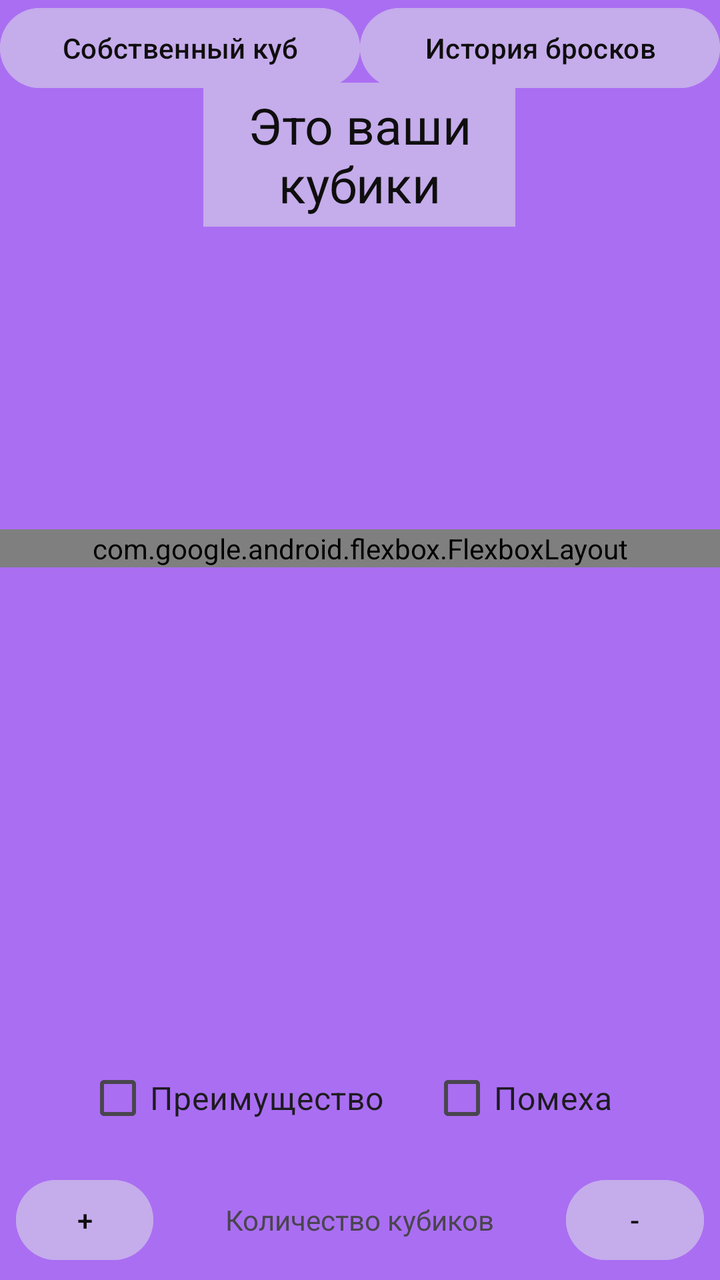
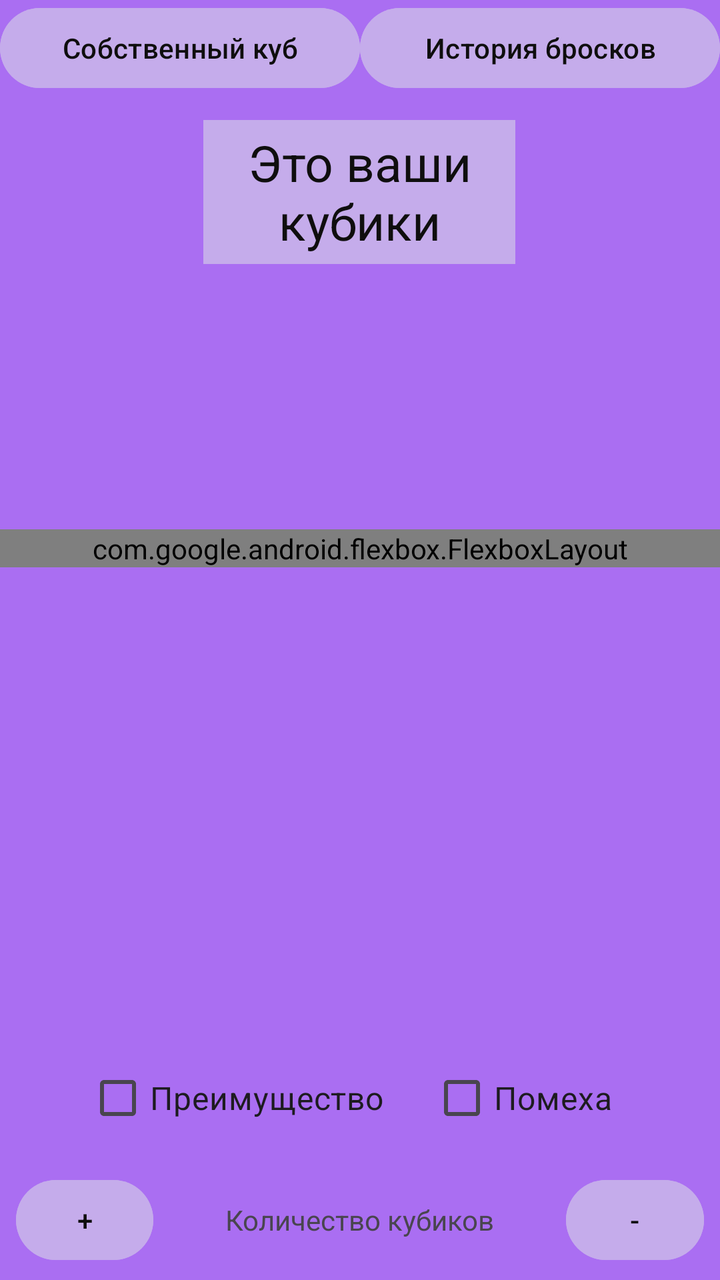

Two renders of the same Android screen: before a commit and after it. Below are the layout's source before the change and the commit's diff.
<!-- AndroidManifest.xml: application theme Theme.DicePool -->
<!-- res/layout/activity_main.xml -->
<?xml version="1.0" encoding="utf-8"?>
<androidx.constraintlayout.widget.ConstraintLayout xmlns:android="http://schemas.android.com/apk/res/android"
    xmlns:app="http://schemas.android.com/apk/res-auto"
    xmlns:tools="http://schemas.android.com/tools"
    android:id="@+id/main"
    android:layout_width="match_parent"
    android:layout_height="match_parent"
    android:background="#D8611616"
    android:backgroundTint="#9B56F0"
    tools:context=".MainActivity">

    <TextView
        android:id="@+id/textView"
        android:layout_width="156dp"
        android:layout_height="72dp"
        android:background="#C5ACEB"
        android:gravity="center"
        android:text="Это ваши кубики"
        android:textColor="#0F0E0E"
        android:textColorHighlight="#662DEB"
        android:textColorHint="#662DEB"
        android:textColorLink="#662DEB"
        android:textSize="25dp"
        app:layout_constraintBottom_toBottomOf="parent"
        app:layout_constraintEnd_toEndOf="parent"
        app:layout_constraintHorizontal_bias="0.498"
        app:layout_constraintStart_toStartOf="parent"
        app:layout_constraintTop_toTopOf="parent"
        app:layout_constraintVertical_bias="0.073" />

    <LinearLayout
        android:layout_width="match_parent"
        android:layout_height="wrap_content"
        android:layout_marginTop="20dp"
        android:layout_marginBottom="4dp"
        android:gravity="center"
        android:orientation="vertical"
        app:layout_constraintBottom_toBottomOf="parent"
        app:layout_constraintEnd_toEndOf="parent"
        app:layout_constraintTop_toTopOf="parent"
        app:layout_constraintVertical_bias="0.41">


        <com.google.android.flexbox.FlexboxLayout
            android:layout_width="match_parent"
            android:layout_height="wrap_content"
            app:flexWrap="wrap"
            app:justifyContent="center">

            <ImageButton
                android:id="@+id/D6"
                android:layout_width="100dp"
                android:layout_height="100dp"
                android:layout_margin="10dp"
                android:backgroundTint="#00FFFFFF"
                android:contentDescription="@string/d6"
                android:src="@drawable/d6"
                android:text="@string/d6"
                android:textAlignment="viewStart"
                android:textDirection="locale" />

            <ImageButton
                android:id="@+id/D4"
                style="@android:style/Widget.ImageButton"
                android:layout_width="100dp"
                android:layout_height="100dp"
                android:layout_margin="10dp"
                android:backgroundTint="#008E4747"
                android:contentDescription="@string/d4"
                android:src="@drawable/d4"
                android:textAlignment="textEnd"
                android:textDirection="anyRtl" />

            <ImageButton
                android:id="@+id/D8"
                android:layout_width="100dp"
                android:layout_height="100dp"
                android:layout_margin="10dp"
                android:backgroundTint="#00FFFFFF"
                android:contentDescription="@string/d8"
                android:src="@drawable/d8" />
            <ImageButton
                android:id="@+id/D10"
                android:layout_width="100dp"
                android:layout_height="100dp"
                android:layout_margin="10dp"
                android:backgroundTint="#00FFFFFF"
                android:contentDescription="@string/d10"
                android:src="@drawable/d10" />

            <ImageButton
                android:id="@+id/D12"
                style="@android:style/Widget.ImageButton"
                android:layout_width="100dp"
                android:layout_height="100dp"
                android:layout_margin="10dp"
                android:backgroundTint="#008E4747"
                android:contentDescription="@string/d12"
                android:src="@drawable/d12" />

            <ImageButton
                android:id="@+id/D20"
                android:layout_width="100dp"
                android:layout_height="100dp"
                android:layout_margin="10dp"
                android:backgroundTint="#00FFFFFF"
                android:contentDescription="@string/d12"
                android:src="@drawable/d20" />

        </com.google.android.flexbox.FlexboxLayout>
    </LinearLayout>

    <LinearLayout
        android:id="@+id/linearCheck"
        android:layout_width="wrap_content"
        android:layout_height="wrap_content"
        android:layout_marginStart="150dp"
        android:layout_marginTop="520dp"
        android:layout_marginEnd="140dp"
        android:gravity="center"
        android:orientation="horizontal"
        app:layout_constraintEnd_toEndOf="parent"
        app:layout_constraintStart_toStartOf="parent"
        app:layout_constraintTop_toTopOf="parent"
        tools:ignore="MissingConstraints">

        <CheckBox
            android:id="@+id/Adv"
            android:layout_width="172dp"
            android:layout_height="58dp"
            android:text="Преимущество"
            android:textSize="16sp"
            tools:layout_editor_absoluteX="76dp"
            tools:layout_editor_absoluteY="520dp" />

        <CheckBox
            android:id="@+id/Disadv"
            android:layout_width="112dp"
            android:layout_height="58dp"
            android:gravity="center_vertical"
            android:text="Помеха"
            android:textSize="16sp"
            tools:layout_editor_absoluteX="76dp"
            tools:layout_editor_absoluteY="520dp" />
    </LinearLayout>

    <LinearLayout
        android:id="@+id/diceControls"
        android:layout_width="0dp"
        android:layout_height="wrap_content"
        android:orientation="horizontal"
        android:padding="8dp"

        app:layout_constraintTop_toBottomOf="@id/linearCheck"
        app:layout_constraintStart_toStartOf="parent"
        app:layout_constraintEnd_toEndOf="parent">

        <Button
            android:id="@+id/Plus1"
            android:layout_width="0dp"
            android:layout_height="wrap_content"
            android:layout_weight="1"
            android:text="@string/plus"
            android:textColor="#0F0E0E"
            android:backgroundTint="#C5ACEB"/>

        <TextView
            android:id="@+id/cntofdice"
            android:layout_width="0dp"
            android:layout_height="wrap_content"
            android:layout_weight="3"
            android:gravity="center"
            android:text="Количество кубиков" />

        <Button
            android:id="@+id/Minus1"
            android:layout_width="0dp"
            android:layout_height="wrap_content"
            android:layout_weight="1"
            android:text="@string/minus"
            android:textColor="#0F0E0E"
            android:backgroundTint="#C5ACEB"/>

    </LinearLayout>

    <LinearLayout
        android:layout_width="0dp"
        android:layout_height="wrap_content"
        android:orientation="horizontal"
        android:padding="8dp"

        app:layout_constraintTop_toBottomOf="@id/diceControls"
        app:layout_constraintStart_toStartOf="parent"
        app:layout_constraintEnd_toEndOf="parent">

        <Button
            android:id="@+id/Plus2"
            android:layout_width="0dp"
            android:layout_height="wrap_content"
            android:layout_weight="1"
            android:text="@string/plus"
            android:textColor="#0F0E0E"
            android:backgroundTint="#C5ACEB" />

        <TextView
            android:id="@+id/moreres"
            android:layout_width="0dp"
            android:layout_height="wrap_content"
            android:layout_weight="3"
            android:gravity="center"
            android:text="Плюс к значению" />

        <Button
            android:id="@+id/Minus2"
            android:layout_width="0dp"
            android:layout_height="wrap_content"
            android:layout_weight="1"
            android:text="@string/minus"
            android:textColor="#0F0E0E"
            android:backgroundTint="#C5ACEB" />

    </LinearLayout>

    <Button
        android:id="@+id/Custom"
        android:layout_width="0dp"
        android:layout_height="wrap_content"
        android:backgroundTint="#C5ACEB"
        android:text="Собственный куб"
        android:textColor="#0F0E0E"
        android:textColorLink="#C5ACEB"
        app:iconTint="#C5ACEB"
        app:layout_constraintStart_toStartOf="parent"
        app:layout_constraintEnd_toStartOf="@id/button"
        app:layout_constraintTop_toTopOf="parent"
        tools:ignore="MissingConstraints" />

    <Button
        android:id="@+id/button"
        android:layout_width="0dp"
        android:layout_height="wrap_content"
        android:backgroundTint="#C5ACEB"
        android:onClick="openSecondActivity"
        android:text="История бросков"
        android:textColor="#0F0E0E"
        app:layout_constraintStart_toEndOf="@id/Custom"
        app:layout_constraintEnd_toEndOf="parent"
        app:layout_constraintTop_toTopOf="parent"
        tools:ignore="MissingConstraints" />


</androidx.constraintlayout.widget.ConstraintLayout>
<!-- resources referenced by this layout -->
<resources>
  <!-- drawable d10: png bitmap (drawable, 5410 bytes) -->
  <!-- drawable d12: png bitmap (drawable, 4969 bytes) -->
  <!-- drawable d20: png bitmap (drawable, 5662 bytes) -->
  <!-- drawable d4: png bitmap (drawable, 2991 bytes) -->
  <!-- drawable d6: png bitmap (drawable, 3173 bytes) -->
  <!-- drawable d8: png bitmap (drawable, 3604 bytes) -->
  <string name="d10">D10</string>
  <string name="d12">D12</string>
  <string name="d4">D4</string>
  <string name="d6">D6</string>
  <string name="d8">D8</string>
  <string name="minus">-</string>
  <string name="plus">+</string>
  <style name="Theme.DicePool" parent="Base.Theme.DicePool" />
  <style name="Base.Theme.DicePool" parent="Theme.Material3.DayNight.NoActionBar">
          
          
      </style>
</resources>

<!-- the commit's change to res/layout/activity_main.xml (unified diff, before → after) -->
@@ -13,6 +13,7 @@
         android:id="@+id/textView"
         android:layout_width="156dp"
         android:layout_height="72dp"
+        android:layout_marginTop="20dp"
         android:background="#C5ACEB"
         android:gravity="center"
         android:text="Это ваши кубики"
